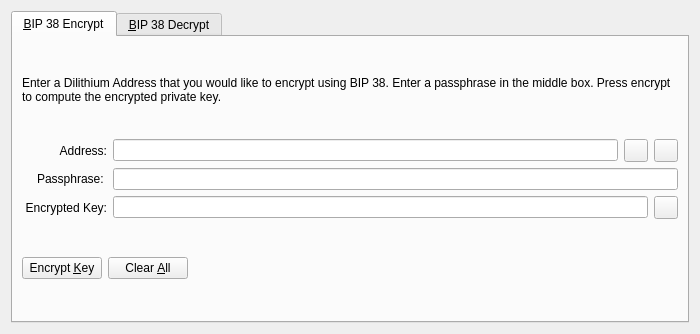
kahsh/kahsh, file src/qt/forms/bip38tooldialog.ui: the form before one commit.
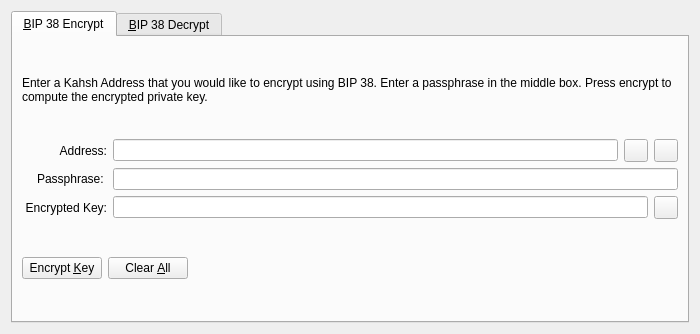
The form after the commit. The open tabs and pages were chosen to show the change. Icons and pictures are not drawn. Custom widgets are drawn as their Qt base class.

What changed in the file:
```diff
--- a/src/qt/forms/bip38tooldialog.ui
+++ b/src/qt/forms/bip38tooldialog.ui
@@ -30,7 +30,7 @@
        <item>
         <widget class="QLabel" name="infoLabel_ENC">
          <property name="text">
-          <string>Enter a Dilithium Address that you would like to encrypt using BIP 38. Enter a passphrase in the middle box. Press encrypt to compute the encrypted private key.</string>
+          <string>Enter a Kahsh Address that you would like to encrypt using BIP 38. Enter a passphrase in the middle box. Press encrypt to compute the encrypted private key.</string>
          </property>
          <property name="textFormat">
           <enum>Qt::PlainText</enum>
```
Left out of the diff: 22 changed lines with no effect on the pictures.
